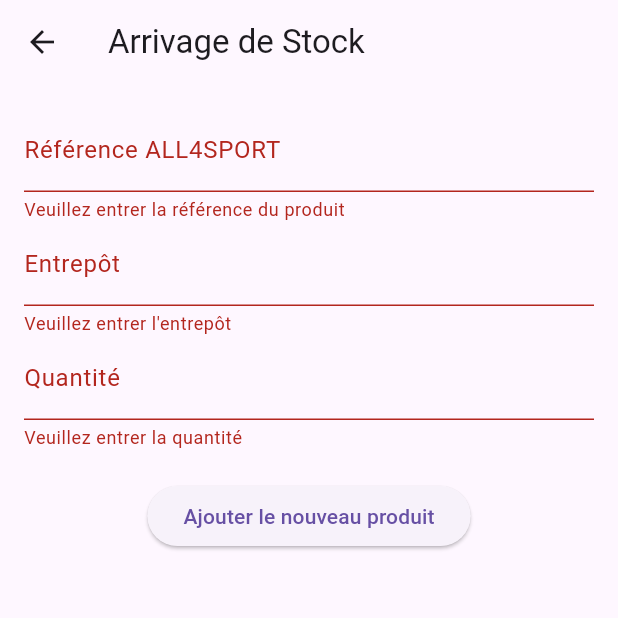
After one commit to nathanaelTR/Projet--ALL4SPORT-, a Flutter app: the ArrivageScreen screen opened directly, after a tap on "Ajouter le nouveau produit", on a phone screen of 412 x 824 dp, the top half of it. The commit adds this screen. Run offline on Flutter 3.47's test engine with Material 3 defaults, Android fonts, the phone set to English and light mode, and no system bars.

Commit message:
V.1.1.4 - Ajout de la vue arrivage

```diff
--- a/all4sport/lib/main.dart
+++ b/all4sport/lib/main.dart
@@ -1,5 +1,6 @@
 
 import 'package:all4sport/screens/accueil.dart';
+import 'package:all4sport/screens/arrivage.dart';
 import 'package:flutter/material.dart';
 
 void main() {
@@ -14,5 +15,7 @@
     return const MaterialApp(
       home: Accueil(),
     );
+
+
   }
 }
--- /dev/null
+++ b/all4sport/lib/screens/arrivage.dart
@@ -0,0 +1,86 @@
+import 'package:flutter/material.dart';
+
+class ArrivageScreen extends StatefulWidget {
+  const ArrivageScreen({Key? key}) : super(key: key);
+  @override
+  _ArrivageScreenState createState() => _ArrivageScreenState();
+}
+
+class _ArrivageScreenState extends State<ArrivageScreen> {
+  final _formKey = GlobalKey<FormState>();
+  String _productReference = '';
+  String _warehouse = '';
+  int _quantity = 0;
+
+  @override
+  Widget build(BuildContext context) {
+    return Scaffold(
+      appBar: AppBar(
+        title: const Text('Arrivage de Stock'),
+      ),
+      body: Padding(
+        padding: const EdgeInsets.all(16.0),
+        child: Form(
+          key: _formKey,
+          child: Column(
+            children: <Widget>[
+              TextFormField(
+                decoration: const InputDecoration(labelText: 'Référence ALL4SPORT'),
+                onSaved: (value) {
+                  _productReference = value!;
+                },
+                validator: (value) {
+                  if (value == null || value.isEmpty) {
+                    return 'Veuillez entrer la référence du produit';
+                  }
+                  return null;
+                },
+              ),
+              TextFormField(
+                decoration: const InputDecoration(labelText: 'Entrepôt'),
+                onSaved: (value) {
+                  _warehouse = value!;
+                },
+                validator: (value) {
+                  if (value == null || value.isEmpty) {
+                    return 'Veuillez entrer l\'entrepôt';
+                  }
+                  return null;
+                },
+              ),
+              TextFormField(
+                decoration: const InputDecoration(labelText: 'Quantité'),
+                keyboardType: TextInputType.number,
+                onSaved: (value) {
+                  _quantity = int.parse(value!);
+                },
+                validator: (value) {
+                  if (value == null || value.isEmpty) {
+                    return 'Veuillez entrer la quantité';
+                  }
+                  if (int.tryParse(value) == null) {
+                    return 'Veuillez entrer un nombre valide';
+                  }
+                  return null;
+                },
+              ),
+              const SizedBox(height: 20),
+              ElevatedButton(
+                onPressed: () {
+                  if (_formKey.currentState!.validate()) {
+                    _formKey.currentState!.save();
+                    // Ajout du produit
+                    print('Référence: $_productReference');
+                    print('Entrepôt: $_warehouse');
+                    print('Quantité: $_quantity');
+                  }
+                },
+                child: const Text('Ajouter le nouveau produit'),
+              ),
+            ],
+          ),
+        ),
+      ),
+    );
+  }
+}
```
